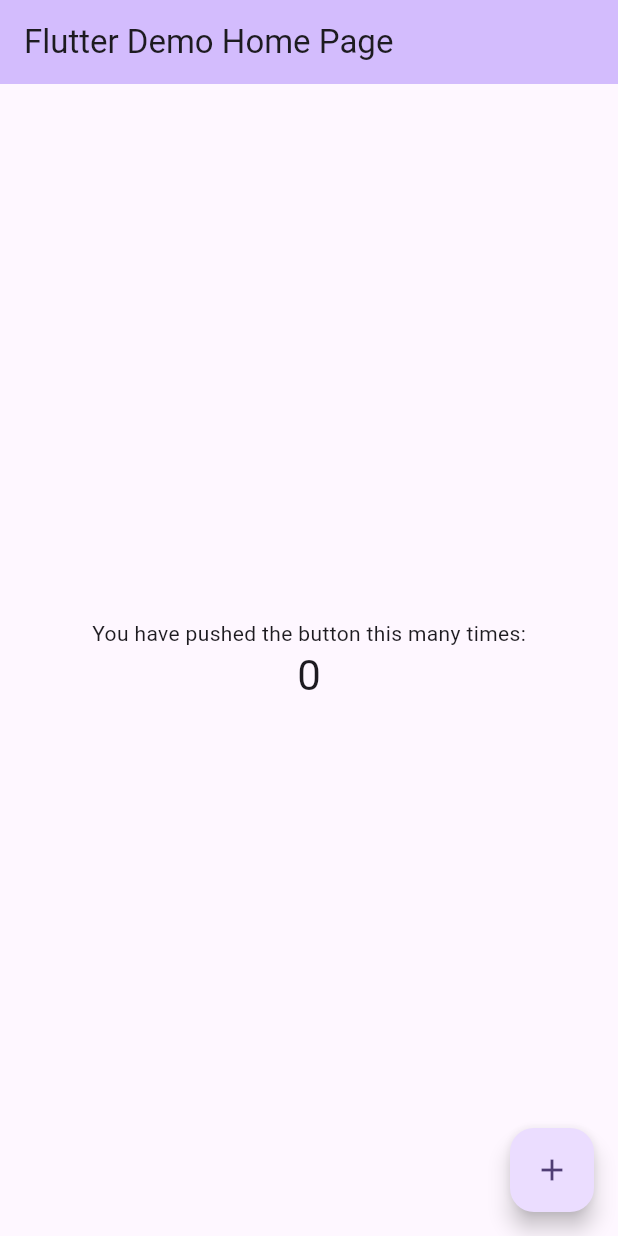
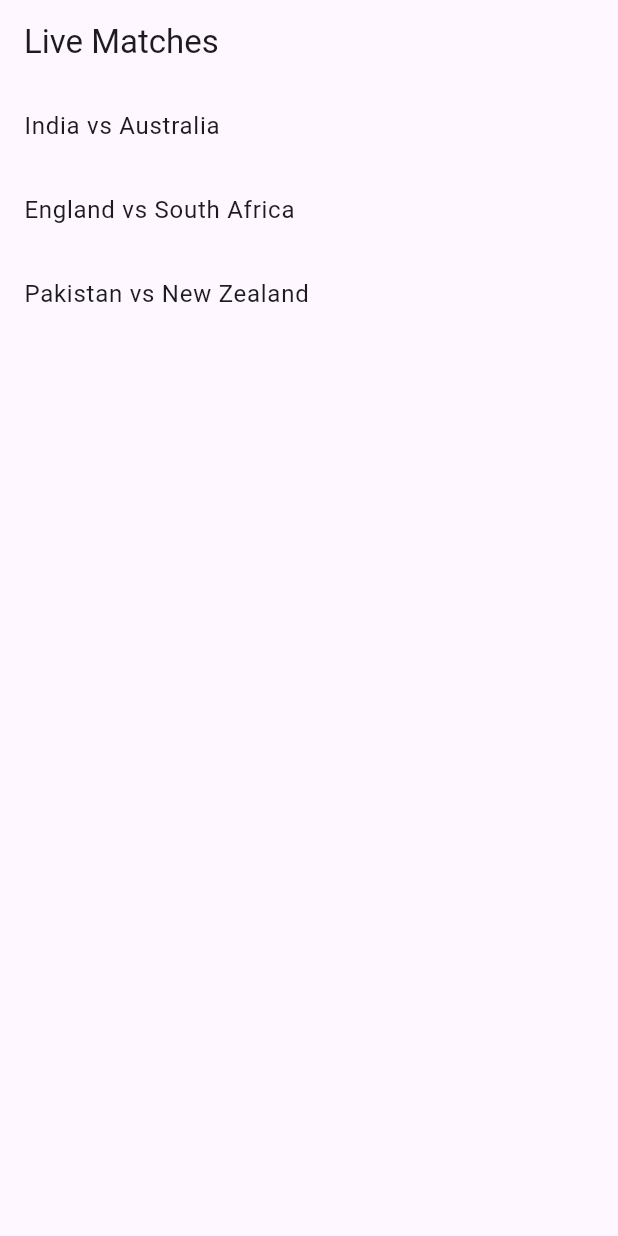
Before and after one commit to varunnv/cricket_score_card, a Flutter app: the screen it shows after launch, on a phone screen of 412 x 824 dp. Run offline on Flutter 3.47's test engine with Material 3 defaults, Android fonts, the phone set to English and light mode, and no system bars.

Commit message:
Add home page with live matches list

```diff
--- /dev/null
+++ b/lib/home_page.dart
@@ -0,0 +1,28 @@
+import 'package:flutter/material.dart';
+
+class HomePage extends StatelessWidget {
+  const HomePage({super.key});
+
+  @override
+  Widget build(BuildContext context) {
+    final liveMatches = <String>[
+      'India vs Australia',
+      'England vs South Africa',
+      'Pakistan vs New Zealand',
+    ];
+
+    return Scaffold(
+      appBar: AppBar(
+        title: const Text('Live Matches'),
+      ),
+      body: ListView.builder(
+        itemCount: liveMatches.length,
+        itemBuilder: (context, index) {
+          return ListTile(
+            title: Text(liveMatches[index]),
+          );
+        },
+      ),
+    );
+  }
+}
--- a/lib/main.dart
+++ b/lib/main.dart
@@ -1,4 +1,5 @@
 import 'package:flutter/material.dart';
+import 'home_page.dart';
 
 void main() {
   runApp(const MyApp());
@@ -7,119 +8,15 @@
 class MyApp extends StatelessWidget {
   const MyApp({super.key});
 
-  // This widget is the root of your application.
   @override
   Widget build(BuildContext context) {
     return MaterialApp(
-      title: 'Flutter Demo',
+      title: 'Cricket Score Card',
       theme: ThemeData(
-        // This is the theme of your application.
-        //
-        // TRY THIS: Try running your application with "flutter run". You'll see
-        // the application has a purple toolbar. Then, without quitting the app,
-        // try changing the seedColor in the colorScheme below to Colors.green
-        // and then invoke "hot reload" (save your changes or press the "hot
-        // reload" button in a Flutter-supported IDE, or press "r" if you used
-        // the command line to start the app).
-        //
-        // Notice that the counter didn't reset back to zero; the application
-        // state is not lost during the reload. To reset the state, use hot
-        // restart instead.
-        //
-        // This works for code too, not just values: Most code changes can be
-        // tested with just a hot reload.
         colorScheme: ColorScheme.fromSeed(seedColor: Colors.deepPurple),
         useMaterial3: true,
       ),
-      home: const MyHomePage(title: 'Flutter Demo Home Page'),
+      home: const HomePage(),
     );
   }
 }
-
-class MyHomePage extends StatefulWidget {
-  const MyHomePage({super.key, required this.title});
-
-  // This widget is the home page of your application. It is stateful, meaning
-  // that it has a State object (defined below) that contains fields that affect
-  // how it looks.
-
-  // This class is the configuration for the state. It holds the values (in this
-  // case the title) provided by the parent (in this case the App widget) and
-  // used by the build method of the State. Fields in a Widget subclass are
-  // always marked "final".
-
-  final String title;
-
-  @override
-  State<MyHomePage> createState() => _MyHomePageState();
-}
-
-class _MyHomePageState extends State<MyHomePage> {
-  int _counter = 0;
-
-  void _incrementCounter() {
-    setState(() {
-      // This call to setState tells the Flutter framework that something has
-      // changed in this State, which causes it to rerun the build method below
-      // so that the display can reflect the updated values. If we changed
-      // _counter without calling setState(), then the build method would not be
-      // called again, and so nothing would appear to happen.
-      _counter++;
-    });
-  }
-
-  @override
-  Widget build(BuildContext context) {
-    // This method is rerun every time setState is called, for instance as done
-    // by the _incrementCounter method above.
-    //
-    // The Flutter framework has been optimized to make rerunning build methods
-    // fast, so that you can just rebuild anything that needs updating rather
-    // than having to individually change instances of widgets.
-    return Scaffold(
-      appBar: AppBar(
-        // TRY THIS: Try changing the color here to a specific color (to
-        // Colors.amber, perhaps?) and trigger a hot reload to see the AppBar
-        // change color while the other colors stay the same.
-        backgroundColor: Theme.of(context).colorScheme.inversePrimary,
-        // Here we take the value from the MyHomePage object that was created by
-        // the App.build method, and use it to set our appbar title.
-        title: Text(widget.title),
-      ),
-      body: Center(
-        // Center is a layout widget. It takes a single child and positions it
-        // in the middle of the parent.
-        child: Column(
-          // Column is also a layout widget. It takes a list of children and
-          // arranges them vertically. By default, it sizes itself to fit its
-          // children horizontally, and tries to be as tall as its parent.
-          //
-          // Column has various properties to control how it sizes itself and
-          // how it positions its children. Here we use mainAxisAlignment to
-          // center the children vertically; the main axis here is the vertical
-          // axis because Columns are vertical (the cross axis would be
-          // horizontal).
-          //
-          // TRY THIS: Invoke "debug painting" (choose the "Toggle Debug Paint"
-          // action in the IDE, or press "p" in the console), to see the
-          // wireframe for each widget.
-          mainAxisAlignment: MainAxisAlignment.center,
-          children: <Widget>[
-            const Text(
-              'You have pushed the button this many times:',
-            ),
-            Text(
-              '$_counter',
-              style: Theme.of(context).textTheme.headlineMedium,
-            ),
-          ],
-        ),
-      ),
-      floatingActionButton: FloatingActionButton(
-        onPressed: _incrementCounter,
-        tooltip: 'Increment',
-        child: const Icon(Icons.add),
-      ), // This trailing comma makes auto-formatting nicer for build methods.
-    );
-  }
-}
```
Also changed, not shown: 1 other file.
